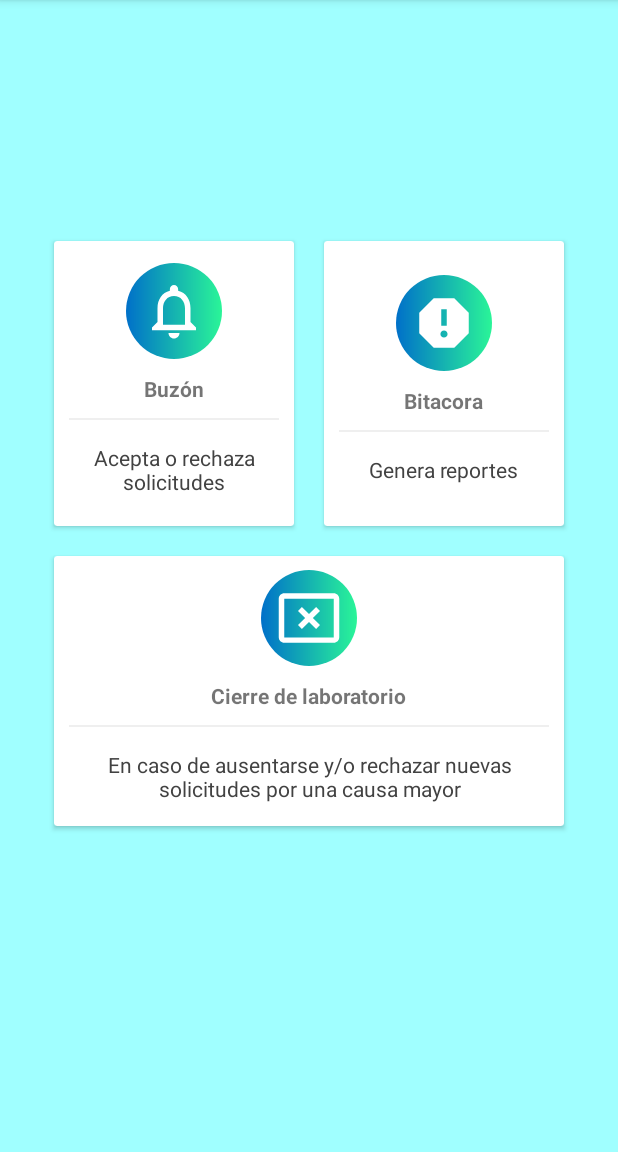
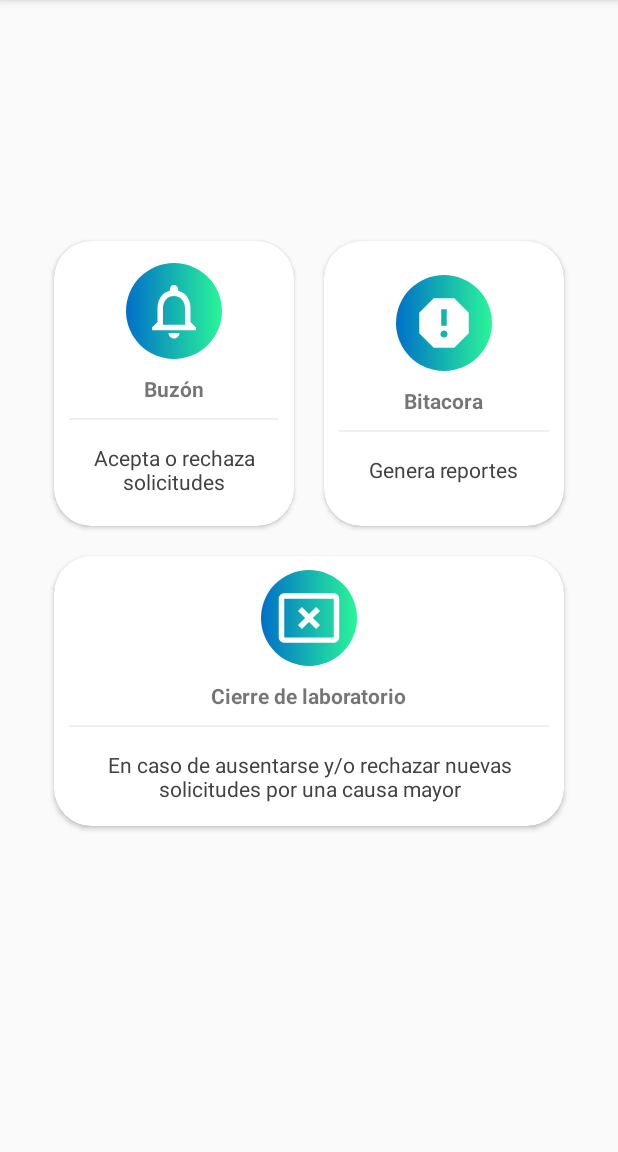
Before and after one commit to Jesus-Balderas/repo-trabajo-terminal, an Android app: the profesor_home screen opened directly, with no data from a screen before it, on a phone screen of 412 x 824 dp, the part 84-1236 px from its top. Run offline under Robolectric (Android 15) with nearby library versions, the phone set to English and light mode, and no system bars; Roboto replaces fonts that are not available here.

Commit message:
encargado home pulida

```diff
--- a/app/src/main/res/layout/profesor_home.xml
+++ b/app/src/main/res/layout/profesor_home.xml
@@ -39,7 +39,6 @@
         <LinearLayout xmlns:android="http://schemas.android.com/apk/res/android"
             android:layout_width="match_parent"
             android:layout_height="match_parent"
-            android:background="@drawable/background_alum_home"
             android:gravity="center"
             android:orientation="vertical"
             android:padding="10dp">
@@ -56,7 +55,8 @@
                     android:layout_height="190dp"
                     android:layout_margin="10dp"
                     android:clickable="true"
-                    android:foreground="?android:attr/selectableItemBackground">
+                    android:foreground="?android:attr/selectableItemBackground"
+                    app:cardCornerRadius="25dp">
 
                     <LinearLayout
                         android:layout_width="match_parent"
@@ -101,7 +101,8 @@
                     android:layout_height="190dp"
                     android:layout_margin="10dp"
                     android:clickable="true"
-                    android:foreground="?android:attr/selectableItemBackground">
+                    android:foreground="?android:attr/selectableItemBackground"
+                    app:cardCornerRadius="25dp">
 
                     <LinearLayout
                         android:layout_width="match_parent"
@@ -246,7 +247,8 @@
                     android:layout_height="180dp"
                     android:layout_margin="10dp"
                     android:clickable="true"
-                    android:foreground="?android:attr/selectableItemBackground">
+                    android:foreground="?android:attr/selectableItemBackground"
+                    app:cardCornerRadius="25dp">
 
                     <LinearLayout
                         android:layout_width="match_parent"
```
